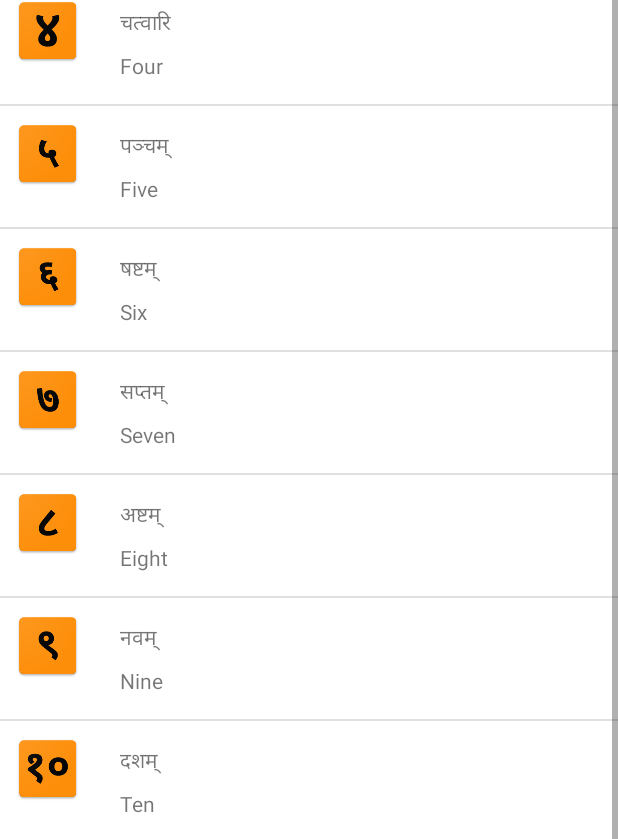
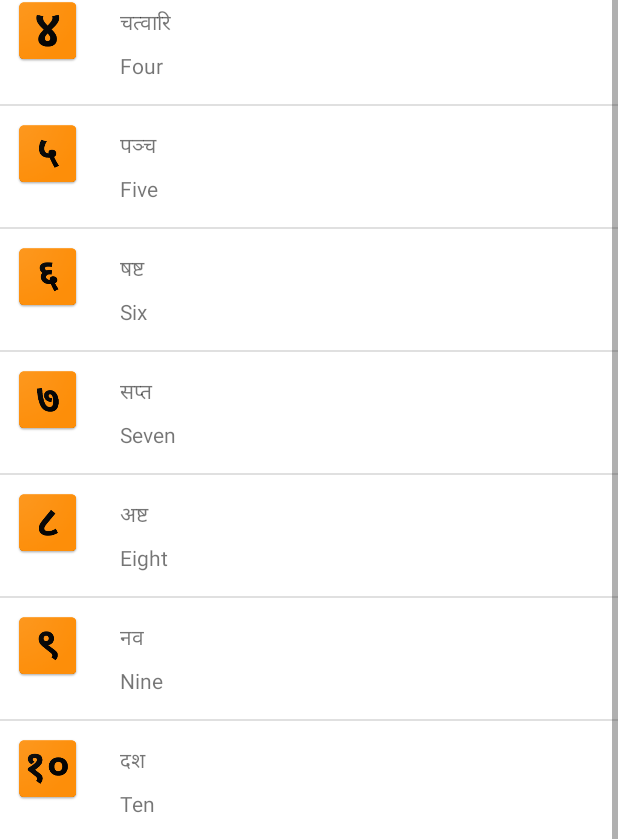
Before and after one commit to RahulAwasthi314/Sanskritam-app, an Android app: the NumeralsFragment screen opened directly, with no data from a screen before it, scrolled down 504 dp, on a phone screen of 412 x 824 dp. Shown: the part 394-1233 px from the top of the screen. Run offline under Robolectric (Android 15) with nearby library versions, the phone set to English and light mode, and no system bars.

Commit message:
Added audio feature in NumeralsFragment

```diff
--- a/app/src/main/java/com/awasthir/sanskritam/NumeralsFragment.java
+++ b/app/src/main/java/com/awasthir/sanskritam/NumeralsFragment.java
@@ -1,5 +1,8 @@
 package com.awasthir.sanskritam;
 
+import android.content.Context;
+import android.media.AudioManager;
+import android.media.MediaPlayer;
 import android.os.Bundle;
 import android.view.LayoutInflater;
 import android.view.View;
@@ -14,12 +17,37 @@ import java.util.ArrayList;
 
 public class NumeralsFragment extends Fragment {
 
+    private MediaPlayer mMediaPlayer;
+
+    private AudioManager mAudioManager;
+
+    private final AudioManager.OnAudioFocusChangeListener mAudioFocusChangeListener = new AudioManager.OnAudioFocusChangeListener() {
+        @Override
+        public void onAudioFocusChange(int focusChange) {
+            if (focusChange == AudioManager.AUDIOFOCUS_LOSS_TRANSIENT ||
+                    focusChange == AudioManager.AUDIOFOCUS_LOSS_TRANSIENT_CAN_DUCK) {
+                mMediaPlayer.pause();
+                mMediaPlayer.seekTo(0);
+            } else if (focusChange == AudioManager.AUDIOFOCUS_GAIN) {
+                mMediaPlayer.start();
+            }
+            else if (focusChange == AudioManager.AUDIOFOCUS_LOSS){
+                releaseMediaPlayer();
+            }
+        }
+    };
+
+    private final MediaPlayer.OnCompletionListener mCompletionListener =
+            mediaPlayer -> releaseMediaPlayer();
+
     @Nullable
     @Override
     public View onCreateView(@NonNull LayoutInflater inflater, @Nullable ViewGroup container,
                              @Nullable Bundle savedInstanceState) {
         // INFLATE THE WORD LIST BECAUSE I NEED IT'S STRUCTURE TO PRODUCE THE UI LIKE IT
         View rootView = inflater.inflate(R.layout.word_list, container, false);
+
+        mAudioManager = (AudioManager) requireActivity().getSystemService(Context.AUDIO_SERVICE);
 
         // MAKE A WORD CLASS THAT WILL BE ABLE TO ENCAPSULATES
         // BOTH TRANSLATIONS { default and english }
@@ -28,17 +56,17 @@ public class NumeralsFragment extends Fragment {
         // ARRAYLIST IS USED AS THE CONTAINER OF WORDS
         final ArrayList<Word> Words = new ArrayList<>();
 
-        Words.add(new Word("Zero", "शून्यम्", R.drawable.number_zero));
-        Words.add(new Word("One", "एकम्", R.drawable.number_one));
-        Words.add(new Word("Two", "द्वे", R.drawable.number_two));
-        Words.add(new Word("Three", "त्रीणि", R.drawable.number_three));
-        Words.add(new Word("Four", "चत्वारि", R.drawable.number_four));
-        Words.add(new Word("Five", "पञ्चम्", R.drawable.number_five));
-        Words.add(new Word("Six", "षष्टम्", R.drawable.number_six));
-        Words.add(new Word("Seven", "सप्तम्", R.drawable.number_seven));
-        Words.add(new Word("Eight", "अष्टम्", R.drawable.number_eight));
-        Words.add(new Word("Nine", "नवम्", R.drawable.number_nine));
-        Words.add(new Word("Ten", "दशम्", R.drawable.number_ten));
+        Words.add(new Word("Zero", "शून्यम्", R.drawable.number_zero, R.raw.number_zero));
+        Words.add(new Word("One", "एकम्", R.drawable.number_one, R.raw.number_one));
+        Words.add(new Word("Two", "द्वे", R.drawable.number_two, R.raw.number_two));
+        Words.add(new Word("Three", "त्रीणि", R.drawable.number_three, R.raw.number_three));
+        Words.add(new Word("Four", "चत्वारि", R.drawable.number_four, R.raw.number_four));
+        Words.add(new Word("Five", "पञ्च", R.drawable.number_five, R.raw.number_five));
+        Words.add(new Word("Six", "षष्ट", R.drawable.number_six, R.raw.number_six));
+        Words.add(new Word("Seven", "सप्त", R.drawable.number_seven, R.raw.number_seven));
+        Words.add(new Word("Eight", "अष्ट", R.drawable.number_eight, R.raw.number_eight));
+        Words.add(new Word("Nine", "नव", R.drawable.number_nine, R.raw.number_nine));
+        Words.add(new Word("Ten", "दश", R.drawable.number_ten, R.raw.number_ten));
 
         WordAdapter wordAdapter = new WordAdapter(requireActivity(), Words);
 
@@ -47,6 +75,40 @@ public class NumeralsFragment extends Fragment {
         listView.setAdapter(wordAdapter);
 
 
+        listView.setOnItemClickListener((adapterView, view, position, id) -> {
+            Word word = Words.get(position);
+
+            releaseMediaPlayer();
+
+            int result = mAudioManager.requestAudioFocus(mAudioFocusChangeListener,
+                    AudioManager.STREAM_MUSIC, AudioManager.AUDIOFOCUS_GAIN_TRANSIENT);
+
+            if (result == AudioManager.AUDIOFOCUS_REQUEST_GRANTED) {
+                mMediaPlayer = MediaPlayer.create(getActivity(), word.getAudioResourceId());
+
+                mMediaPlayer.start();
+
+                mMediaPlayer.setOnCompletionListener(mCompletionListener);
+            }
+        });
+
+
         return rootView;
     }
+
+
+    @Override
+    public void onStop () {
+        super.onStop();
+        releaseMediaPlayer();
+    }
+
+    private void releaseMediaPlayer () {
+        if (mMediaPlayer != null) {
+            mMediaPlayer.release();
+            mMediaPlayer = null;
+
+            mAudioManager.abandonAudioFocus(mAudioFocusChangeListener);
+        }
+    }
 }
--- a/app/src/main/java/com/awasthir/sanskritam/Word.java
+++ b/app/src/main/java/com/awasthir/sanskritam/Word.java
@@ -1,4 +1,6 @@
 package com.awasthir.sanskritam;
+
+import android.media.AudioManager;
 
 public class Word {
 
@@ -7,7 +9,7 @@ public class Word {
     private String mDefaultTranslation;
     private String mSanskritTranslation;
     private int mImageResourceId = NO_IMAGE_PROVIDED;
-
+    private int mAudioResourceId;
 
     public Word (String defaultTranslation, String sanskritTranslation) {
         setDefaultTranslation(defaultTranslation);
@@ -20,6 +22,14 @@ public class Word {
         mImageResourceId = imageResourceId;
     }
 
+    public Word (String defaultTranslation, String sanskritTranslation, int imageResourceId, int audioResourceId) {
+        setDefaultTranslation(defaultTranslation);
+        setSanskritTranslation(sanskritTranslation);
+        mImageResourceId = imageResourceId;
+        mAudioResourceId = audioResourceId;
+    }
+
+
     public void setDefaultTranslation (String defaultTranslation){
         mDefaultTranslation = defaultTranslation;
     }
@@ -30,6 +40,10 @@ public class Word {
 
     public int getImageResourceId() {
         return mImageResourceId;
+    }
+
+    public int getAudioResourceId() {
+        return mAudioResourceId;
     }
 
     public boolean hasImage() {
```
Also changed, not shown: 12 other files.
